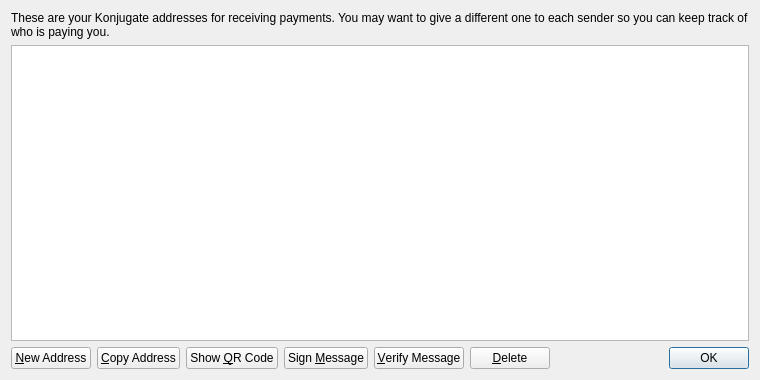
Old version of the form src/qt/forms/addressbookpage.ui in the repository SaltineChips/Konjungate.
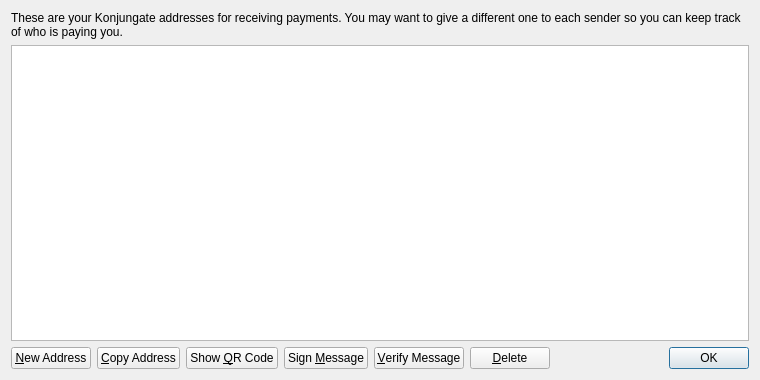
New version of the form.

The edit to the form file:
```diff
--- a/src/qt/forms/addressbookpage.ui
+++ b/src/qt/forms/addressbookpage.ui
@@ -20,7 +20,7 @@
    <item>
     <widget class="QLabel" name="labelExplanation">
      <property name="text">
-      <string>These are your Konjugate addresses for receiving payments. You may want to give a different one to each sender so you can keep track of who is paying you.</string>
+      <string>These are your Konjungate addresses for receiving payments. You may want to give a different one to each sender so you can keep track of who is paying you.</string>
      </property>
      <property name="textFormat">
       <enum>Qt::PlainText</enum>
```
Left out of the diff: 4 changed lines with no effect on the pictures.
